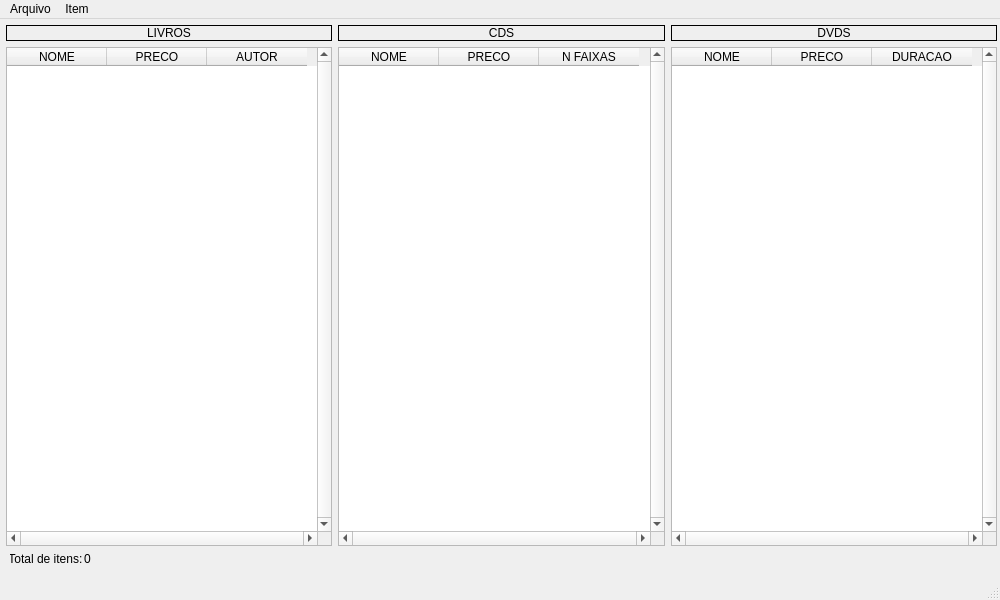
Qt form MainLoja.ui (ErikaFernanda/Loja) before a commit.
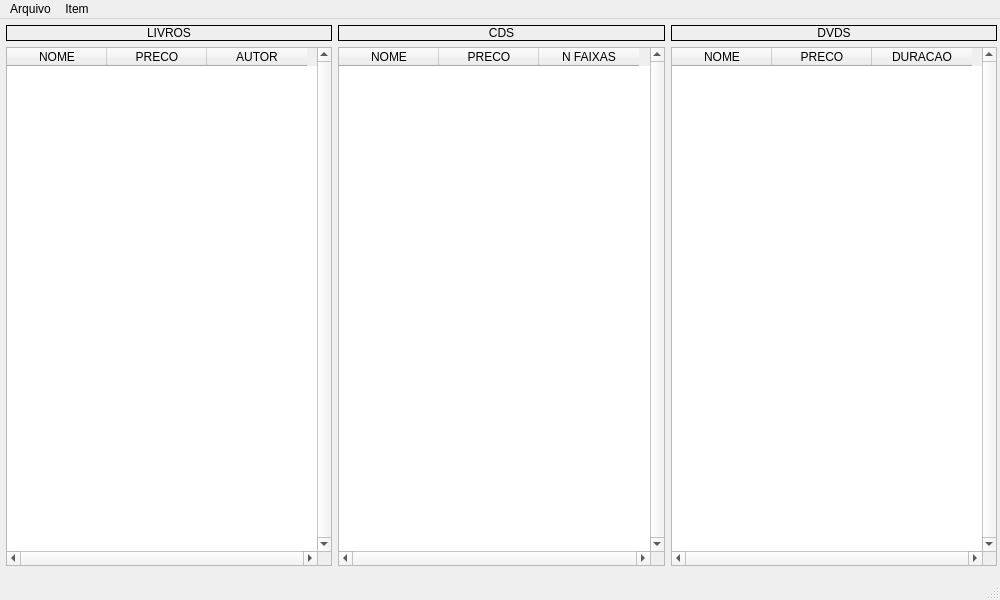
The same form after that commit.

```diff
--- a/MainLoja.ui
+++ b/MainLoja.ui
@@ -14,54 +14,13 @@
    <string>Estoque em loja</string>
   </property>
   <widget class="QWidget" name="centralwidget">
-   <widget class="QWidget" name="layoutWidget">
-    <property name="geometry">
-     <rect>
-      <x>10</x>
-      <y>530</y>
-      <width>81</width>
-      <height>20</height>
-     </rect>
-    </property>
-    <layout class="QHBoxLayout" name="horizontalLayout_2">
-     <property name="spacing">
-      <number>0</number>
-     </property>
-     <item>
-      <widget class="QLabel" name="label_total_itens">
-       <property name="layoutDirection">
-        <enum>Qt::LeftToRight</enum>
-       </property>
-       <property name="text">
-        <string>Total de itens: </string>
-       </property>
-       <property name="alignment">
-        <set>Qt::AlignCenter</set>
-       </property>
-      </widget>
-     </item>
-     <item>
-      <widget class="QLabel" name="label_number_itens">
-       <property name="layoutDirection">
-        <enum>Qt::LeftToRight</enum>
-       </property>
-       <property name="text">
-        <string>0</string>
-       </property>
-       <property name="alignment">
-        <set>Qt::AlignLeading|Qt::AlignLeft|Qt::AlignVCenter</set>
-       </property>
-      </widget>
-     </item>
-    </layout>
-   </widget>
    <widget class="QWidget" name="layoutWidget">
     <property name="geometry">
      <rect>
       <x>6</x>
       <y>6</y>
       <width>991</width>
-      <height>521</height>
+      <height>541</height>
      </rect>
     </property>
     <layout class="QHBoxLayout" name="horizontalLayout">
```
